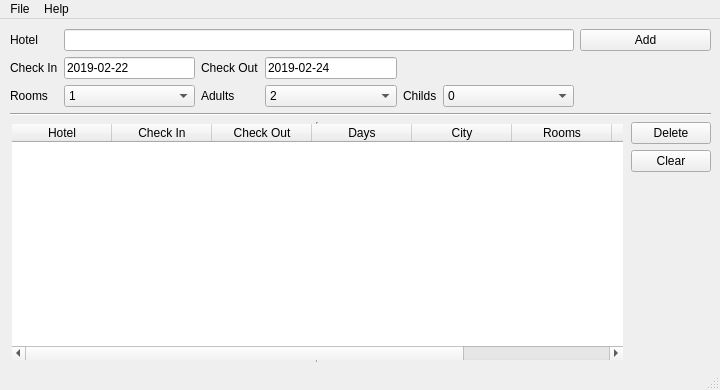
This is ui/gui.ui in shengyu7697/FindHotelOnMyTrip as Qt 5 draws it before an edit. The edited form follows.
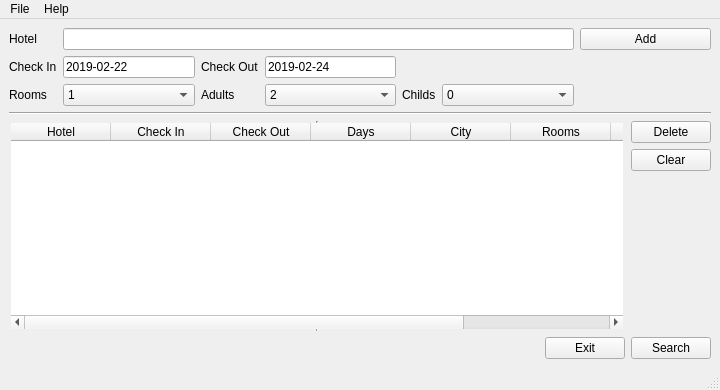
This is the edited form.

Commit message:
set "Lay Out Vertically" to QMainWindow
QVBoxLayout stretch to fit the window and will resize
automatically when the entire window is resized.

Diff of the .ui file:
```diff
--- a/ui/gui.ui
+++ b/ui/gui.ui
@@ -14,15 +14,8 @@
    <string>MainWindow</string>
   </property>
   <widget class="QWidget" name="centralwidget">
-   <widget class="QWidget" name="layoutWidget">
-    <property name="geometry">
-     <rect>
-      <x>10</x>
-      <y>10</y>
-      <width>701</width>
-      <height>361</height>
-     </rect>
-    </property>
+   <layout class="QVBoxLayout" name="verticalLayout_3">
+    <item>
     <layout class="QVBoxLayout" name="verticalLayout">
      <item>
       <layout class="QGridLayout" name="gridLayout_1">
@@ -405,7 +398,8 @@
       </layout>
      </item>
     </layout>
-   </widget>
+    </item>
+   </layout>
   </widget>
   <widget class="QMenuBar" name="menubar">
    <property name="geometry">
```
Lines whose indentation alone changed are shown as unchanged. The commit also changes 1 other file.
